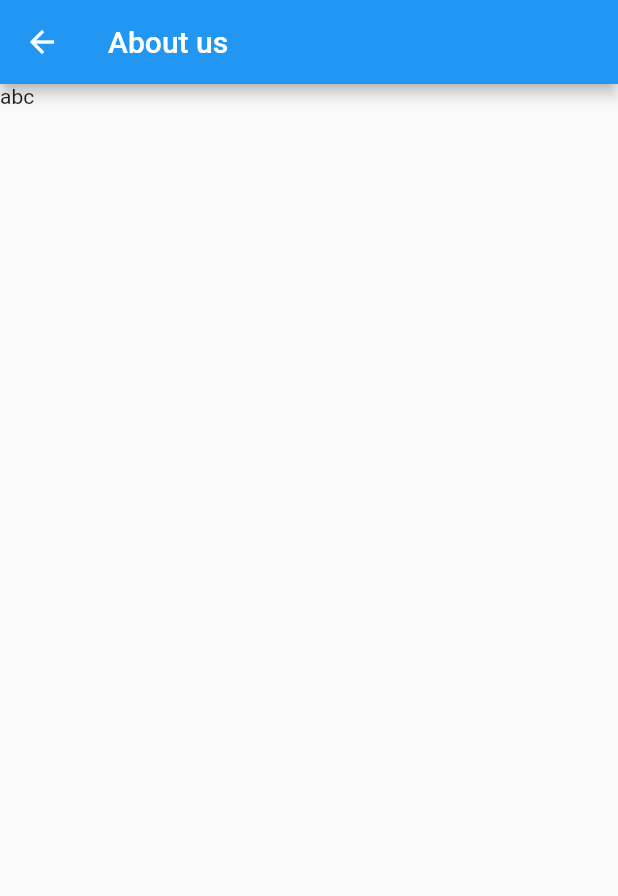
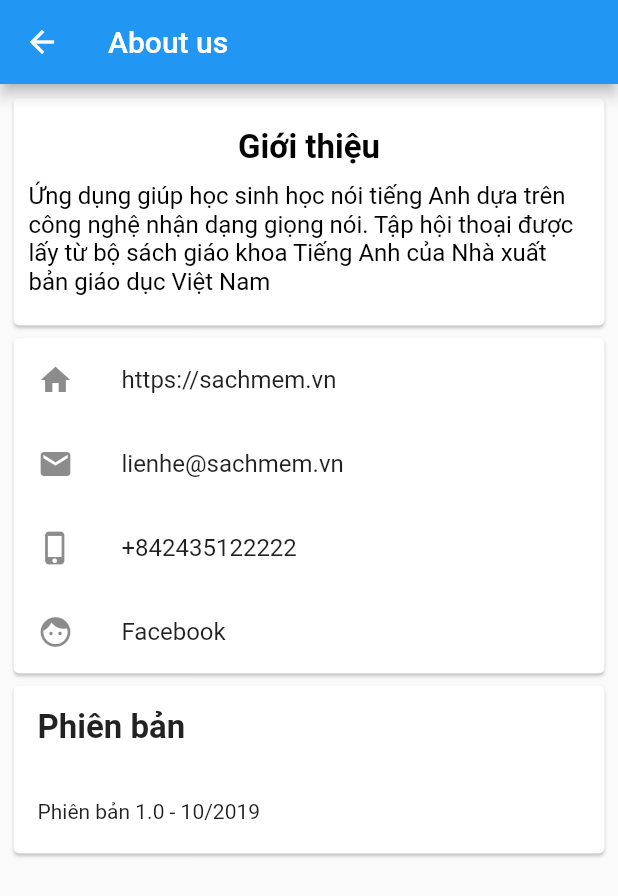
Before and after one commit to ngocAnh1999/int3122-2019, a Flutter app: the AboutScreen screen opened directly, on a phone screen of 412 x 824 dp. Shown: the top 896 px of the screen. Run offline on Flutter 3.47's test engine with Material 2 defaults, Android fonts, the phone set to English and light mode, and no system bars; our stand-ins replace cloud_firestore, firebase_auth, flutter_screenutil, flutter_tts, fluttertoast, google_sign_in and 1 more; accounts and stored records are empty.

Commit message:
+ Add About Screen

```diff
--- a/group2_listen_english/mobile/lib/views/screen/AboutScreen.dart
+++ b/group2_listen_english/mobile/lib/views/screen/AboutScreen.dart
@@ -6,17 +6,94 @@ class AboutScreen extends StatefulWidget {
 }
 
 class _AboutScreenState extends State<AboutScreen> {
+  final String descriptionAbout =
+      "Ứng dụng giúp học sinh học nói tiếng Anh dựa trên công nghệ nhận dạng giọng nói. Tập hội thoại được lấy từ bộ sách giáo khoa Tiếng Anh của Nhà xuất bản giáo dục Việt Nam";
+
   @override
   initState() {
     super.initState();
   }
+
 
   Widget build(BuildContext context) {
     return Scaffold(
         appBar: AppBar(
           title: Text("About us"),
         ),
-        body: Text("abc")
-        );
+        body: Container(
+          padding: EdgeInsets.all(5.0),
+          child: Column(
+            children: <Widget>[
+              SizedBox(
+                height: 160,
+                width: MediaQuery.of(context).size.width,
+                child: Card(
+                  child: Column(
+                    children: <Widget>[
+                      Padding(
+                        child: Text("Giới thiệu",
+                            style: TextStyle(
+                                color: Colors.black,
+                                fontSize: 22.0,
+                                fontWeight: FontWeight.w600)),
+                        padding: EdgeInsets.only(top: 20.0),
+                      ),
+                      Padding(
+                          child: Text(descriptionAbout,
+                              style: TextStyle(
+                                  color: Colors.black,
+                                  fontSize: 16.0,
+                                  fontWeight: FontWeight.w400)),
+                          padding: EdgeInsets.all(10.0))
+                    ],
+                  ),
+                ),
+              ),
+              Card(
+                child: Column(
+                  children: <Widget>[
+                    ListTile(
+                      leading: Icon(Icons.home),
+                      title: Text("https://sachmem.vn"),
+                      onTap: () {},
+                    ),
+                    ListTile(
+                      leading: Icon(Icons.email),
+                      title: Text("lienhe@sachmem.vn"),
+                      onTap: () {},
+                    ),
+                    ListTile(
+                      leading: Icon(Icons.phone_iphone),
+                      title: Text("+842435122222"),
+                      onTap: () {},
+                    ),
+                    ListTile(
+                      leading: Icon(Icons.face),
+                      title: Text("Facebook"),
+                      onTap: () {},
+                    )
+                  ],
+                ),
+              ),
+              Card(
+                child: Column(
+                  children: <Widget>[
+                    ListTile(
+                      title: Text("Phiên bản",
+                          style: TextStyle(
+                              fontSize: 22, fontWeight: FontWeight.w600)),
+                    ),
+                    ListTile(
+                      title: Text(
+                        "Phiên bản 1.0 - 10/2019",
+                        style: TextStyle(fontSize: 14),
+                      ),
+                    )
+                  ],
+                ),
+              )
+            ],
+          ),
+        ));
   }
 }
--- a/group2_listen_english/mobile/lib/views/screen/ResultUserScreen.dart
+++ b/group2_listen_english/mobile/lib/views/screen/ResultUserScreen.dart
@@ -24,7 +24,7 @@ class _ResultUserState extends State<ResultUserScreen> {
                     crossAxisAlignment: CrossAxisAlignment.center,
                     children: <Widget>[
                       ClipRRect(
-                        borderRadius: new BorderRadius.circular(12.0),
+                        borderRadius: new BorderRadius.circular(50.0),
                         child: Image.network(
                           'https://hips.hearstapps.com/hmg-prod.s3.amazonaws.com/images/cq5dam-web-1200-675-1552905198.jpeg?crop=0.5625xw:1xh;center,top&resize=980:*',
                           fit: BoxFit.fill,
--- a/group2_listen_english/mobile/lib/views/screen/UserProfileScreen.dart
+++ b/group2_listen_english/mobile/lib/views/screen/UserProfileScreen.dart
@@ -25,7 +25,7 @@ class _UserProfileState extends State<UserProfileScreen> {
                     crossAxisAlignment: CrossAxisAlignment.center,
                     children: <Widget>[
                       ClipRRect(
-                        borderRadius: new BorderRadius.circular(12.0),
+                        borderRadius: new BorderRadius.circular(50.0),
                         child: Image.network(
                           'https://hips.hearstapps.com/hmg-prod.s3.amazonaws.com/images/cq5dam-web-1200-675-1552905198.jpeg?crop=0.5625xw:1xh;center,top&resize=980:*',
                           fit: BoxFit.fill,
```
Also changed, not shown: group2_listen_english/mobile/lib/views/screen/ChatScreen.dart (+51 -7 lines).
